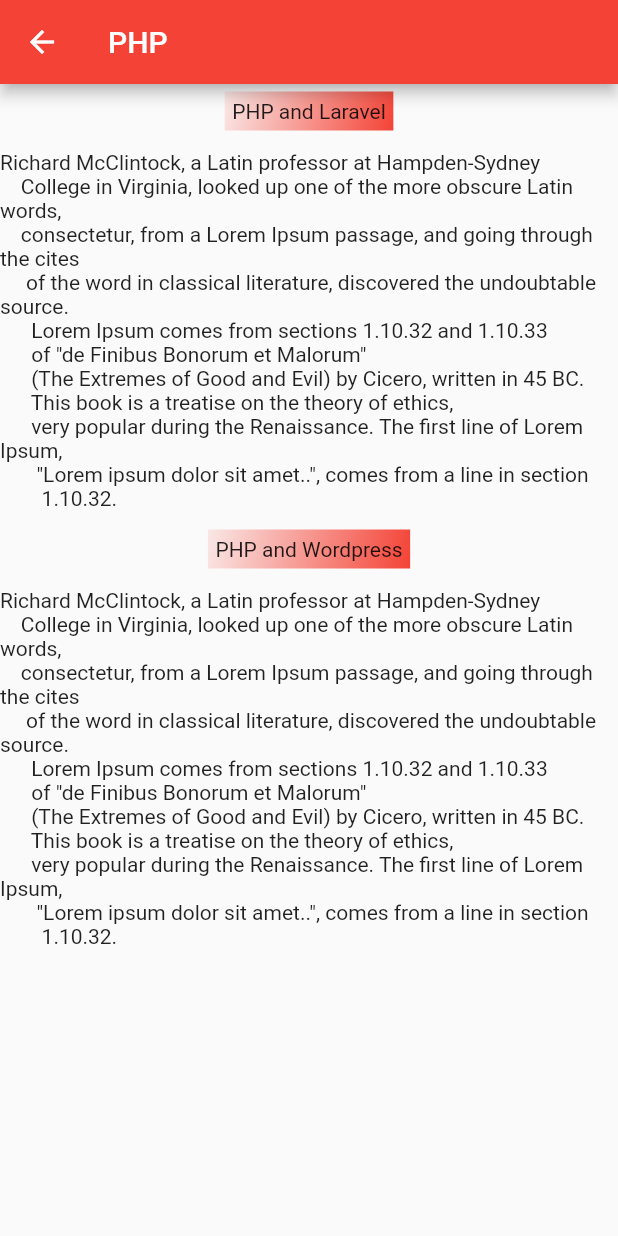
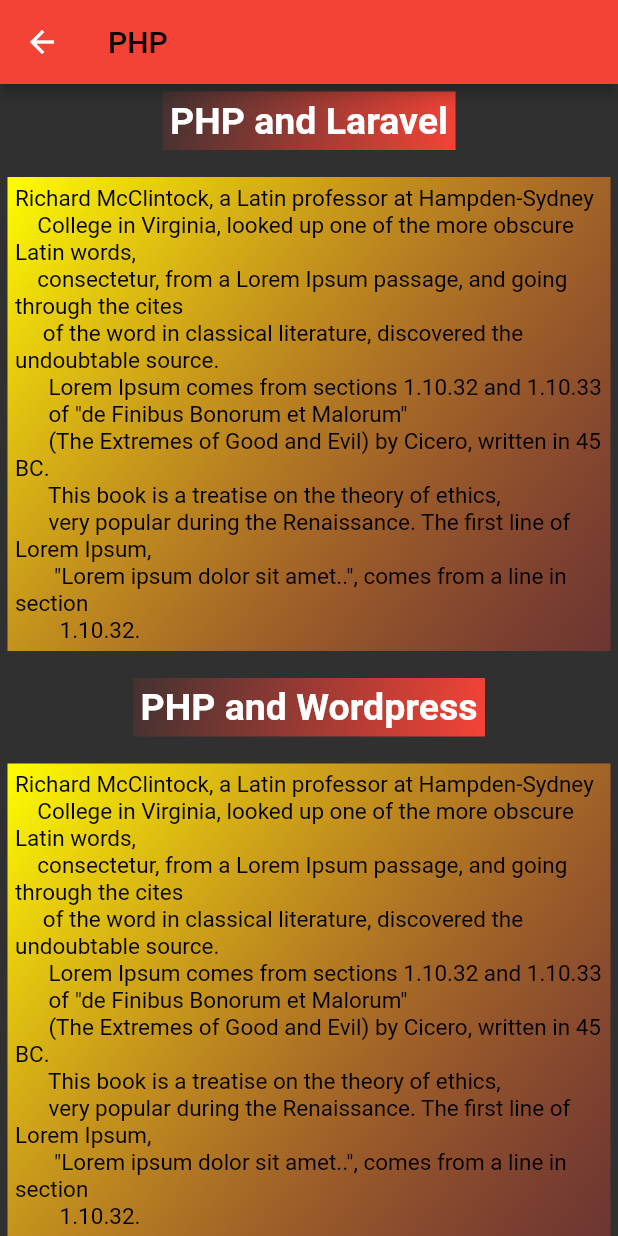
Before and after one commit to sanjibsinha/list_map, a Flutter app: the screen it shows after launch, after a tap on "PHP", on a phone screen of 412 x 824 dp. Run offline on Flutter 3.47's test engine with Material 2 defaults, Android fonts, the light colour scheme and no system bars.

Commit message:
updating to dark mode

```diff
--- a/lib/routin_navigation.dart/first_page.dart
+++ b/lib/routin_navigation.dart/first_page.dart
@@ -10,6 +10,7 @@
     return MaterialApp(
       title: 'Routing test',
       debugShowCheckedModeBanner: false,
+      theme: ThemeData.dark(),
       initialRoute: '/',
       routes: {
         '/': (context) => FirstPageBody(),
@@ -125,7 +126,12 @@
     }).toList();
     return Scaffold(
       appBar: AppBar(
-        title: Text(title),
+        title: Text(
+          title,
+          style: TextStyle(
+            color: Colors.black,
+          ),
+        ),
         backgroundColor: color,
       ),
       body: ListView.builder(
@@ -145,12 +151,39 @@
                     end: Alignment.bottomRight,
                   ),
                 ),
-                child: Text(categoryBooks[index].title),
+                child: Text(
+                  categoryBooks[index].title,
+                  style: TextStyle(
+                    fontSize: 25.0,
+                    fontWeight: FontWeight.bold,
+                  ),
+                ),
               ),
               const SizedBox(
                 height: 8.0,
               ),
-              Text(categoryBooks[index].detail),
+              Container(
+                margin: const EdgeInsets.all(5.0),
+                padding: const EdgeInsets.all(5.0),
+                decoration: BoxDecoration(
+                  gradient: LinearGradient(
+                    colors: [
+                      color.withOpacity(0.3),
+                      Colors.yellowAccent,
+                    ],
+                    begin: Alignment.bottomRight,
+                    end: Alignment.topLeft,
+                  ),
+                ),
+                child: Text(
+                  categoryBooks[index].detail,
+                  style: TextStyle(
+                    fontSize: 15.0,
+                    fontWeight: FontWeight.w400,
+                    color: Colors.black,
+                  ),
+                ),
+              ),
               const SizedBox(
                 height: 8.0,
               ),
```
